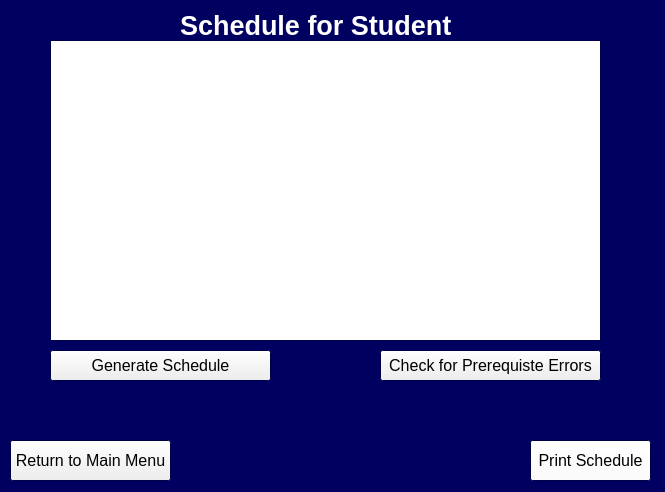
First picture: the form in UI_code/Project_Output_GUI_QT.ui, repository MrReBot/CPSC_4175_Course_Project, before the edit.
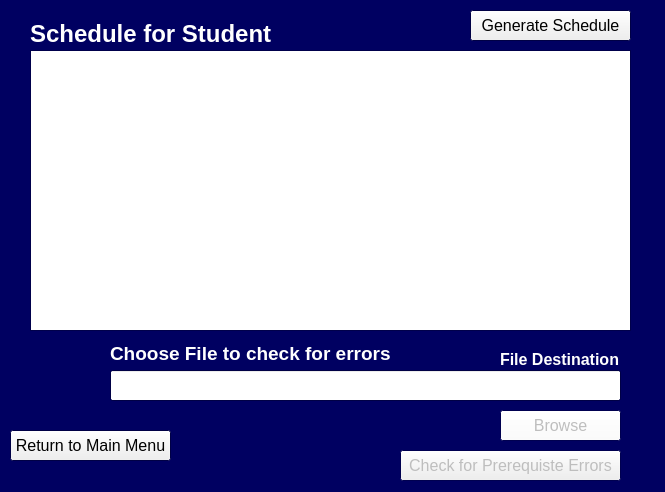
Second picture: the form after the edit.

Commit message: Updated UI with new functionality. Files can be browsed. Settings/Elective windows created. Tested and Working

What changed in the file:
```diff
--- a/UI_code/Project_Output_GUI_QT.ui
+++ b/UI_code/Project_Output_GUI_QT.ui
@@ -2,6 +2,9 @@
 <ui version="4.0">
  <class>Output_window_frm</class>
  <widget class="QWidget" name="Output_window_frm">
+  <property name="enabled">
+   <bool>true</bool>
+  </property>
   <property name="geometry">
    <rect>
     <x>0</x>
@@ -80,10 +83,10 @@
   <widget class="QLabel" name="ViewScheduler_lbl">
    <property name="geometry">
     <rect>
-     <x>180</x>
-     <y>10</y>
-     <width>321</width>
-     <height>31</height>
+     <x>30</x>
+     <y>20</y>
+     <width>242</width>
+     <height>27</height>
     </rect>
    </property>
    <property name="palette">
@@ -126,7 +129,7 @@
    <property name="font">
     <font>
      <family>Arial</family>
-     <pointsize>20</pointsize>
+     <pointsize>18</pointsize>
      <weight>75</weight>
      <bold>true</bold>
     </font>
@@ -139,9 +142,9 @@
    <property name="geometry">
     <rect>
      <x>10</x>
-     <y>440</y>
+     <y>430</y>
      <width>161</width>
-     <height>41</height>
+     <height>31</height>
     </rect>
    </property>
    <property name="font">
@@ -154,13 +157,16 @@
     <string>Return to Main Menu</string>
    </property>
   </widget>
-  <widget class="QPushButton" name="Print_btn">
+  <widget class="QPushButton" name="Browse_output_filename_btn">
+   <property name="enabled">
+    <bool>false</bool>
+   </property>
    <property name="geometry">
     <rect>
-     <x>530</x>
-     <y>440</y>
+     <x>500</x>
+     <y>410</y>
      <width>121</width>
-     <height>41</height>
+     <height>31</height>
     </rect>
    </property>
    <property name="palette">
@@ -234,14 +240,17 @@
     </font>
    </property>
    <property name="text">
-    <string>Print Schedule</string>
+    <string>Browse</string>
    </property>
   </widget>
   <widget class="QPushButton" name="CheckSchedule_btn">
+   <property name="enabled">
+    <bool>false</bool>
+   </property>
    <property name="geometry">
     <rect>
-     <x>380</x>
-     <y>350</y>
+     <x>400</x>
+     <y>450</y>
      <width>221</width>
      <height>31</height>
     </rect>
@@ -259,19 +268,19 @@
   <widget class="QTableWidget" name="SchedulerOutput_tbl">
    <property name="geometry">
     <rect>
-     <x>50</x>
-     <y>40</y>
-     <width>551</width>
-     <height>301</height>
+     <x>30</x>
+     <y>50</y>
+     <width>601</width>
+     <height>281</height>
     </rect>
    </property>
   </widget>
   <widget class="QPushButton" name="GenerateSchedule_btn">
    <property name="geometry">
     <rect>
-     <x>50</x>
-     <y>350</y>
-     <width>221</width>
+     <x>470</x>
+     <y>10</y>
+     <width>161</width>
      <height>31</height>
     </rect>
    </property>
@@ -285,6 +294,137 @@
     <string>Generate Schedule</string>
    </property>
   </widget>
+  <widget class="QLabel" name="Output_filename_lbl">
+   <property name="geometry">
+    <rect>
+     <x>500</x>
+     <y>350</y>
+     <width>120</width>
+     <height>18</height>
+    </rect>
+   </property>
+   <property name="palette">
+    <palette>
+     <active>
+      <colorrole role="WindowText">
+       <brush brushstyle="SolidPattern">
+        <color alpha="255">
+         <red>255</red>
+         <green>255</green>
+         <blue>255</blue>
+        </color>
+       </brush>
+      </colorrole>
+     </active>
+     <inactive>
+      <colorrole role="WindowText">
+       <brush brushstyle="SolidPattern">
+        <color alpha="255">
+         <red>255</red>
+         <green>255</green>
+         <blue>255</blue>
+        </color>
+       </brush>
+      </colorrole>
+     </inactive>
+     <disabled>
+      <colorrole role="WindowText">
+       <brush brushstyle="SolidPattern">
+        <color alpha="255">
+         <red>120</red>
+         <green>120</green>
+         <blue>120</blue>
+        </color>
+       </brush>
+      </colorrole>
+     </disabled>
+    </palette>
+   </property>
+   <property name="font">
+    <font>
+     <family>Arial</family>
+     <pointsize>12</pointsize>
+     <weight>75</weight>
+     <bold>true</bold>
+    </font>
+   </property>
+   <property name="text">
+    <string>File Destination</string>
+   </property>
+  </widget>
+  <widget class="QLineEdit" name="OutputFilePath_lineEdit">
+   <property name="geometry">
+    <rect>
+     <x>110</x>
+     <y>370</y>
+     <width>511</width>
+     <height>31</height>
+    </rect>
+   </property>
+   <property name="font">
+    <font>
+     <family>Arial</family>
+    </font>
+   </property>
+  </widget>
+  <widget class="QLabel" name="CheckForPreReiqErrors_lbl">
+   <property name="geometry">
+    <rect>
+     <x>110</x>
+     <y>340</y>
+     <width>291</width>
+     <height>27</height>
+    </rect>
+   </property>
+   <property name="palette">
+    <palette>
+     <active>
+      <colorrole role="WindowText">
+       <brush brushstyle="SolidPattern">
+        <color alpha="255">
+         <red>255</red>
+         <green>255</green>
+         <blue>255</blue>
+        </color>
+       </brush>
+      </colorrole>
+     </active>
+     <inactive>
+      <colorrole role="WindowText">
+       <brush brushstyle="SolidPattern">
+        <color alpha="255">
+         <red>255</red>
+         <green>255</green>
+         <blue>255</blue>
+        </color>
+       </brush>
+      </colorrole>
+     </inactive>
+     <disabled>
+      <colorrole role="WindowText">
+       <brush brushstyle="SolidPattern">
+        <color alpha="255">
+         <red>120</red>
+         <green>120</green>
+         <blue>120</blue>
+        </color>
+       </brush>
+      </colorrole>
+     </disabled>
+    </palette>
+   </property>
+   <property name="font">
+    <font>
+     <family>Arial</family>
+     <pointsize>14</pointsize>
+     <weight>75</weight>
+     <bold>true</bold>
+    </font>
+   </property>
+   <property name="text">
+    <string>Choose File to check for errors</string>
+   </property>
+  </widget>
  </widget>
  <resources/>
  <connections/>
```
The commit also changes 7 other files.
